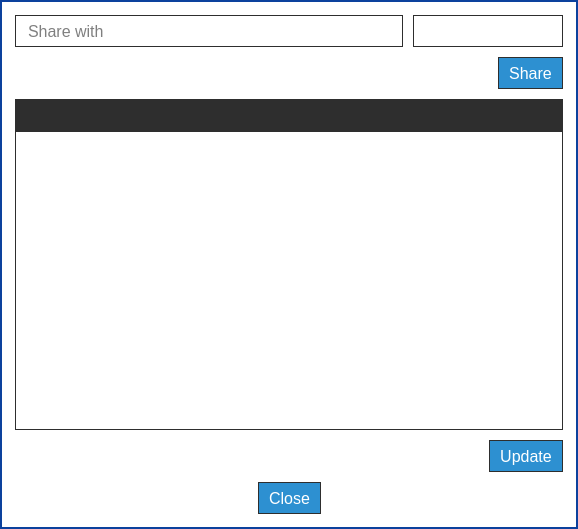
First picture: the form in parsec/core/gui/forms/workspace_sharing_dialog.ui, repository Scille/parsec-cloud, before the edit.
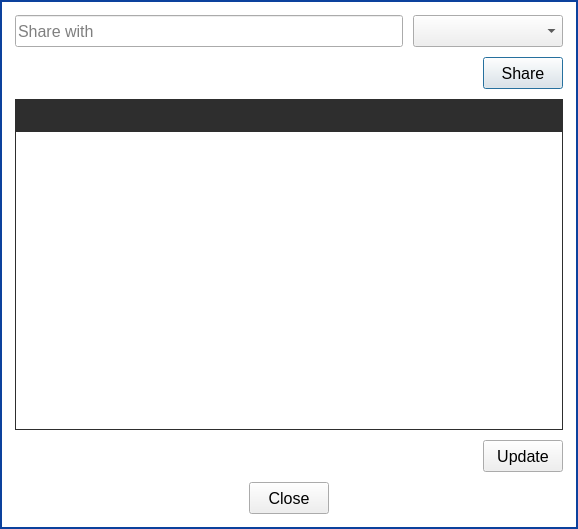
Second picture: the form after the edit. Icons and pictures are not drawn. Custom widgets are drawn as their Qt base class.

Commit message: [GUI] Rewrote app entire style

The edit to the form file:
```diff
--- a/parsec/core/gui/forms/workspace_sharing_dialog.ui
+++ b/parsec/core/gui/forms/workspace_sharing_dialog.ui
@@ -14,10 +14,7 @@
    <string>Manage workspace sharing</string>
   </property>
   <property name="styleSheet">
-   <string notr="true">QDialog#WorkspaceSharingDialog
-{
-background-color: rgb(255, 255, 255);
-}</string>
+   <string notr="true"/>
   </property>
   <layout class="QVBoxLayout" name="verticalLayout">
    <property name="leftMargin">
@@ -42,50 +39,6 @@
 {
 border: 2px solid rgb(12, 65, 157);
 background-color: rgb(255, 255, 255);
-}
-
-QLineEdit
-{
-border: 1px solid rgb(46, 46, 46);
-padding-left: 10px;
-color: rgb(0, 0, 0);
-}
-
-QLineEdit:disabled
-{
-background-color: rgb(200, 200, 200);
-}
-
-QComboBox
-{
-border: 1px solid rgb(46, 46, 46);
-background-color: white;
-color: black;
-padding-left: 5px;
-}
-
-QComboBox:disabled
-{
-background-color: rgb(220, 220, 220);
-}
-
-QComboBox::drop-down
-{
-border: 0px;
-background-color: rgb(255, 255, 255);
-}
-
-QComboBox::down-arrow
-{
-image: url(:/icons/images/icons/down-arrow.png);
-width: 16px;
-height: 16px;
-padding-right: 5px;
-}
-
-QComboBox::drop-down:disabled
-{
-background-color: rgb(220, 220, 220);
 }</string>
      </property>
      <layout class="QVBoxLayout" name="verticalLayout_2">
@@ -105,24 +58,6 @@
        <number>15</number>
       </property>
       <item>
-       <widget class="QWidget" name="widget_add" native="true">
-        <layout class="QVBoxLayout" name="verticalLayout_4">
-         <property name="spacing">
-          <number>10</number>
-         </property>
-         <property name="leftMargin">
-          <number>0</number>
-         </property>
-         <property name="topMargin">
-          <number>0</number>
-         </property>
-         <property name="rightMargin">
-          <number>0</number>
-         </property>
-         <property name="bottomMargin">
-          <number>0</number>
-         </property>
-         <item>
           <layout class="QHBoxLayout" name="horizontalLayout_6">
            <item>
             <widget class="QLineEdit" name="line_edit_share">
@@ -208,21 +143,7 @@
               <enum>Qt::RightToLeft</enum>
              </property>
              <property name="styleSheet">
-              <string notr="true">QPushButton#button_share
-{
-background-color: rgb(45, 144, 209);
-border: 1px solid rgb(46, 46, 46);
-color: rgb(255, 255, 255);
-padding-left: 10px;
-padding-right: 10px;
-}
-
-QPushButton#button_share:disabled
-{
-border: 1px solid rgb(46, 46, 46);
-background-color: rgb(112, 122, 153);
-color: rgb(255, 255, 255);
-}</string>
+           <string notr="true"/>
              </property>
              <property name="text">
               <string>Share</string>
@@ -233,16 +154,13 @@
              </property>
              <property name="iconSize">
               <size>
-               <width>20</width>
-               <height>20</height>
+            <width>16</width>
+            <height>16</height>
               </size>
              </property>
             </widget>
            </item>
           </layout>
-         </item>
-        </layout>
-       </widget>
       </item>
       <item>
        <widget class="QWidget" name="widget_2" native="true">
@@ -403,24 +321,7 @@
            </font>
           </property>
           <property name="layoutDirection">
-           <enum>Qt::RightToLeft</enum>
-          </property>
-          <property name="styleSheet">
-           <string notr="true">QPushButton#button_apply
-{
-background-color: rgb(45, 144, 209);
-border: 1px solid rgb(46, 46, 46);
-color: rgb(255, 255, 255);
-padding-left: 10px;
-padding-right: 10px;
-}
-
-QPushButton#button_apply:disabled
-{
-border: 1px solid rgb(46, 46, 46);
-background-color: rgb(112, 122, 153);
-color: rgb(255, 255, 255);
-}</string>
+           <enum>Qt::LeftToRight</enum>
           </property>
           <property name="text">
            <string>Update</string>
@@ -431,8 +332,8 @@
           </property>
           <property name="iconSize">
            <size>
-            <width>20</width>
-            <height>20</height>
+            <width>16</width>
+            <height>16</height>
            </size>
           </property>
          </widget>
@@ -474,24 +375,7 @@
            </font>
           </property>
           <property name="layoutDirection">
-           <enum>Qt::RightToLeft</enum>
-          </property>
-          <property name="styleSheet">
-           <string notr="true">QPushButton#button_close
-{
-background-color: rgb(45, 144, 209);
-border: 1px solid rgb(46, 46, 46);
-color: rgb(255, 255, 255);
-padding-left: 10px;
-padding-right: 10px;
-}
-
-QPushButton#button_close:disabled
-{
-border: 1px solid rgb(46, 46, 46);
-background-color: rgb(112, 122, 153);
-color: rgb(255, 255, 255);
-}</string>
+           <enum>Qt::LeftToRight</enum>
           </property>
           <property name="text">
            <string>Close</string>
@@ -502,12 +386,12 @@
           </property>
           <property name="iconSize">
            <size>
-            <width>20</width>
-            <height>20</height>
+            <width>16</width>
+            <height>16</height>
            </size>
           </property>
           <property name="flat">
-           <bool>true</bool>
+           <bool>false</bool>
           </property>
          </widget>
         </item>
@@ -531,8 +415,13 @@
    </item>
   </layout>
  </widget>
- <resources>
-  <include location="../rc/resources.qrc"/>
- </resources>
+ <customwidgets>
+  <customwidget>
+   <class>ShadowedButton</class>
+   <extends>QPushButton</extends>
+   <header>parsec.core.gui.custom_widgets</header>
+  </customwidget>
+ </customwidgets>
+ <resources/>
  <connections/>
 </ui>
```
Left out of the diff: 20 changed lines with no effect on the pictures. Lines whose indentation alone changed are shown as unchanged. The commit also changes 40 other files.
